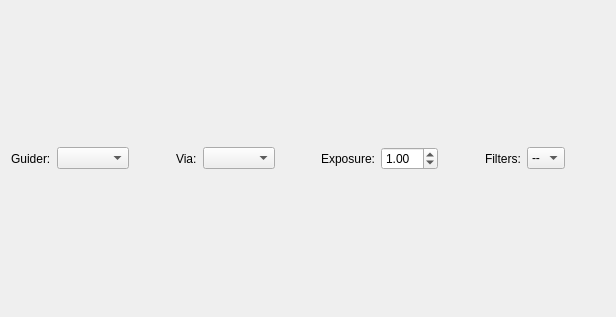
Old version of the form kstars/ekos/guide.ui in the repository KDE/kstars.
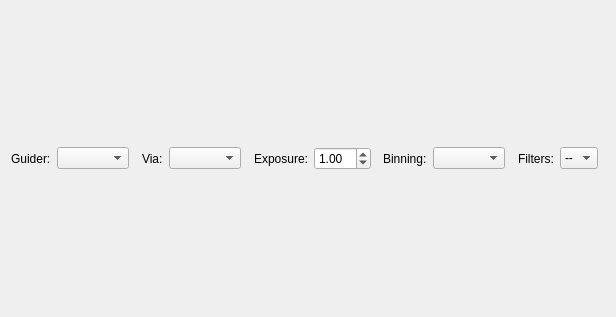
New version of the form.

Commit message: Add binning combo box to guide module

Diff of the .ui file:
```diff
--- a/kstars/ekos/guide.ui
+++ b/kstars/ekos/guide.ui
@@ -89,6 +89,29 @@
        </property>
       </spacer>
      </item>
+     <item>
+      <widget class="QLabel" name="label_4">
+       <property name="text">
+        <string>Binning:</string>
+       </property>
+      </widget>
+     </item>
+     <item>
+      <widget class="QComboBox" name="binningCombo"/>
+     </item>
+     <item>
+      <spacer name="horizontalSpacer_5">
+       <property name="orientation">
+        <enum>Qt::Horizontal</enum>
+       </property>
+       <property name="sizeHint" stdset="0">
+        <size>
+         <width>40</width>
+         <height>20</height>
+        </size>
+       </property>
+      </spacer>
+     </item>
      <item>
       <widget class="QLabel" name="label_8">
        <property name="toolTip">
```
The commit also changes 2 other files.
